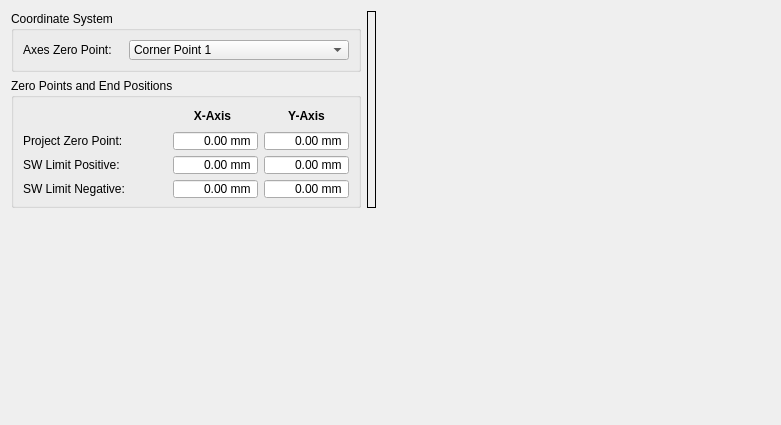
First picture: the form in source/wnd/h2measurement.ui, repository ww4u/mct-t4, before the edit.
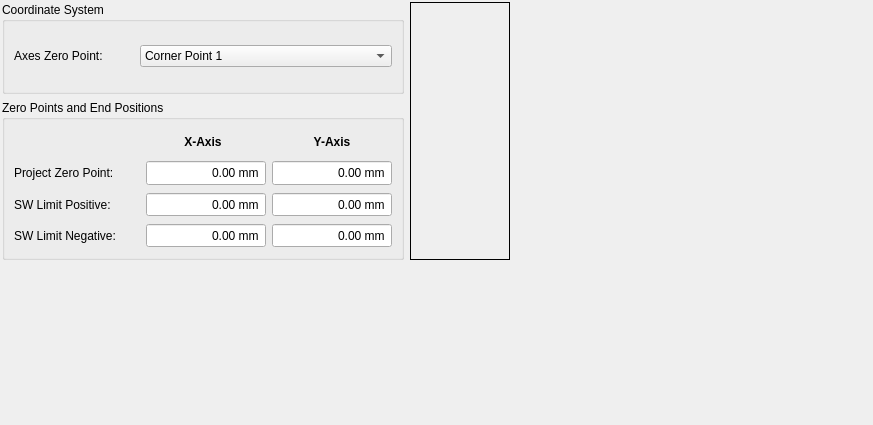
Second picture: the form after the edit. Icons and pictures are not drawn.

The edit to the form file:
```diff
--- a/source/wnd/h2measurement.ui
+++ b/source/wnd/h2measurement.ui
@@ -6,7 +6,7 @@
    <rect>
     <x>0</x>
     <y>0</y>
-    <width>781</width>
+    <width>873</width>
     <height>425</height>
    </rect>
   </property>
@@ -17,8 +17,26 @@
    <set>Qt::ImhFormattedNumbersOnly</set>
   </property>
   <layout class="QGridLayout" name="gridLayout_3">
+   <property name="leftMargin">
+    <number>2</number>
+   </property>
+   <property name="topMargin">
+    <number>2</number>
+   </property>
+   <property name="rightMargin">
+    <number>2</number>
+   </property>
+   <property name="bottomMargin">
+    <number>2</number>
+   </property>
    <item row="0" column="1" rowspan="2">
     <widget class="QLabel" name="label_picture">
+     <property name="minimumSize">
+      <size>
+       <width>100</width>
+       <height>100</height>
+      </size>
+     </property>
      <property name="frameShape">
       <enum>QFrame::Box</enum>
      </property>
@@ -53,13 +71,13 @@
      </property>
      <property name="minimumSize">
       <size>
-       <width>310</width>
-       <height>0</height>
+       <width>390</width>
+       <height>92</height>
       </size>
      </property>
      <property name="maximumSize">
       <size>
-       <width>350</width>
+       <width>16777215</width>
        <height>16777215</height>
       </size>
      </property>
@@ -70,14 +88,14 @@
       <item row="0" column="0">
        <widget class="QLabel" name="label">
         <property name="sizePolicy">
-         <sizepolicy hsizetype="Fixed" vsizetype="Preferred">
+         <sizepolicy hsizetype="Fixed" vsizetype="Minimum">
           <horstretch>0</horstretch>
           <verstretch>0</verstretch>
          </sizepolicy>
         </property>
         <property name="minimumSize">
          <size>
-          <width>100</width>
+          <width>120</width>
           <height>20</height>
          </size>
         </property>
@@ -88,9 +106,15 @@
       </item>
       <item row="0" column="1">
        <widget class="QComboBox" name="comboBox_AxesZeroPoint">
+        <property name="sizePolicy">
+         <sizepolicy hsizetype="Minimum" vsizetype="Fixed">
+          <horstretch>0</horstretch>
+          <verstretch>0</verstretch>
+         </sizepolicy>
+        </property>
         <property name="minimumSize">
          <size>
-          <width>0</width>
+          <width>240</width>
           <height>20</height>
          </size>
         </property>
@@ -129,13 +153,13 @@
     <widget class="QGroupBox" name="groupBox_Zero_End_point">
      <property name="minimumSize">
       <size>
-       <width>310</width>
-       <height>130</height>
+       <width>390</width>
+       <height>160</height>
       </size>
      </property>
      <property name="maximumSize">
       <size>
-       <width>350</width>
+       <width>16777215</width>
        <height>16777215</height>
       </size>
      </property>
@@ -146,7 +170,7 @@
       <item row="4" column="0">
        <widget class="QLabel" name="label_7">
         <property name="sizePolicy">
-         <sizepolicy hsizetype="Preferred" vsizetype="Preferred">
+         <sizepolicy hsizetype="Minimum" vsizetype="Minimum">
           <horstretch>0</horstretch>
           <verstretch>0</verstretch>
          </sizepolicy>
@@ -165,20 +189,20 @@
       <item row="4" column="3">
        <widget class="QDoubleSpinBox" name="doubleSpinBox_swlp_Y">
         <property name="sizePolicy">
-         <sizepolicy hsizetype="Preferred" vsizetype="Preferred">
+         <sizepolicy hsizetype="Minimum" vsizetype="Minimum">
           <horstretch>0</horstretch>
           <verstretch>0</verstretch>
          </sizepolicy>
         </property>
         <property name="minimumSize">
          <size>
-          <width>80</width>
+          <width>120</width>
           <height>20</height>
          </size>
         </property>
         <property name="maximumSize">
          <size>
-          <width>120</width>
+          <width>16777215</width>
           <height>16777215</height>
          </size>
         </property>
@@ -217,20 +241,20 @@
       <item row="5" column="2">
        <widget class="QDoubleSpinBox" name="doubleSpinBox_swln_X">
         <property name="sizePolicy">
-         <sizepolicy hsizetype="Preferred" vsizetype="Preferred">
+         <sizepolicy hsizetype="Minimum" vsizetype="Minimum">
           <horstretch>0</horstretch>
           <verstretch>0</verstretch>
          </sizepolicy>
         </property>
         <property name="minimumSize">
          <size>
-          <width>80</width>
+          <width>120</width>
           <height>20</height>
          </size>
         </property>
         <property name="maximumSize">
          <size>
-          <width>120</width>
+          <width>16777215</width>
           <height>16777215</height>
          </size>
         </property>
@@ -269,20 +293,20 @@
       <item row="2" column="2">
        <widget class="QDoubleSpinBox" name="doubleSpinBox_pzpX">
         <property name="sizePolicy">
-         <sizepolicy hsizetype="Preferred" vsizetype="Preferred">
+         <sizepolicy hsizetype="Minimum" vsizetype="Minimum">
           <horstretch>0</horstretch>
           <verstretch>0</verstretch>
          </sizepolicy>
         </property>
         <property name="minimumSize">
          <size>
-          <width>80</width>
+          <width>120</width>
           <height>20</height>
          </size>
         </property>
         <property name="maximumSize">
          <size>
-          <width>120</width>
+          <width>16777215</width>
           <height>16777215</height>
          </size>
         </property>
@@ -324,20 +348,20 @@
       <item row="2" column="3">
        <widget class="QDoubleSpinBox" name="doubleSpinBox_pzpY">
         <property name="sizePolicy">
-         <sizepolicy hsizetype="Preferred" vsizetype="Preferred">
+         <sizepolicy hsizetype="Minimum" vsizetype="Minimum">
           <horstretch>0</horstretch>
           <verstretch>0</verstretch>
          </sizepolicy>
         </property>
         <property name="minimumSize">
          <size>
-          <width>80</width>
+          <width>120</width>
           <height>20</height>
          </size>
         </property>
         <property name="maximumSize">
          <size>
-          <width>120</width>
+          <width>16777215</width>
           <height>16777215</height>
          </size>
         </property>
@@ -375,9 +399,15 @@
       </item>
       <item row="0" column="1" colspan="2">
        <widget class="QLabel" name="label_9">
+        <property name="sizePolicy">
+         <sizepolicy hsizetype="Minimum" vsizetype="Minimum">
+          <horstretch>0</horstretch>
+          <verstretch>0</verstretch>
+         </sizepolicy>
+        </property>
         <property name="minimumSize">
          <size>
-          <width>80</width>
+          <width>120</width>
           <height>16</height>
          </size>
         </property>
@@ -398,7 +428,7 @@
       <item row="2" column="0" colspan="2">
        <widget class="QLabel" name="label_6">
         <property name="sizePolicy">
-         <sizepolicy hsizetype="Preferred" vsizetype="Preferred">
+         <sizepolicy hsizetype="Minimum" vsizetype="Minimum">
           <horstretch>0</horstretch>
           <verstretch>0</verstretch>
          </sizepolicy>
@@ -417,7 +447,7 @@
       <item row="5" column="0">
        <widget class="QLabel" name="label_8">
         <property name="sizePolicy">
-         <sizepolicy hsizetype="Preferred" vsizetype="Preferred">
+         <sizepolicy hsizetype="Minimum" vsizetype="Minimum">
           <horstretch>0</horstretch>
           <verstretch>0</verstretch>
          </sizepolicy>
@@ -436,20 +466,20 @@
       <item row="4" column="2">
        <widget class="QDoubleSpinBox" name="doubleSpinBox_swlp_X">
         <property name="sizePolicy">
-         <sizepolicy hsizetype="Preferred" vsizetype="Preferred">
+         <sizepolicy hsizetype="Minimum" vsizetype="Minimum">
           <horstretch>0</horstretch>
           <verstretch>0</verstretch>
          </sizepolicy>
         </property>
         <property name="minimumSize">
          <size>
-          <width>80</width>
+          <width>120</width>
           <height>20</height>
          </size>
         </property>
         <property name="maximumSize">
          <size>
-          <width>120</width>
+          <width>16777215</width>
           <height>16777215</height>
          </size>
         </property>
@@ -487,10 +517,16 @@
       </item>
       <item row="0" column="3">
        <widget class="QLabel" name="label_10">
+        <property name="sizePolicy">
+         <sizepolicy hsizetype="Minimum" vsizetype="Minimum">
+          <horstretch>0</horstretch>
+          <verstretch>0</verstretch>
+         </sizepolicy>
+        </property>
         <property name="minimumSize">
          <size>
-          <width>80</width>
-          <height>16</height>
+          <width>120</width>
+          <height>20</height>
          </size>
         </property>
         <property name="font">
@@ -510,20 +546,20 @@
       <item row="5" column="3">
        <widget class="QDoubleSpinBox" name="doubleSpinBox_swln_Y">
         <property name="sizePolicy">
-         <sizepolicy hsizetype="Preferred" vsizetype="Preferred">
+         <sizepolicy hsizetype="Minimum" vsizetype="Minimum">
           <horstretch>0</horstretch>
           <verstretch>0</verstretch>
          </sizepolicy>
         </property>
         <property name="minimumSize">
          <size>
-          <width>80</width>
+          <width>120</width>
           <height>20</height>
          </size>
         </property>
         <property name="maximumSize">
          <size>
-          <width>120</width>
+          <width>16777215</width>
           <height>16777215</height>
          </size>
         </property>
@@ -594,7 +630,7 @@
      </property>
      <property name="sizeHint" stdset="0">
       <size>
-       <width>327</width>
+       <width>50</width>
        <height>20</height>
       </size>
      </property>
```
